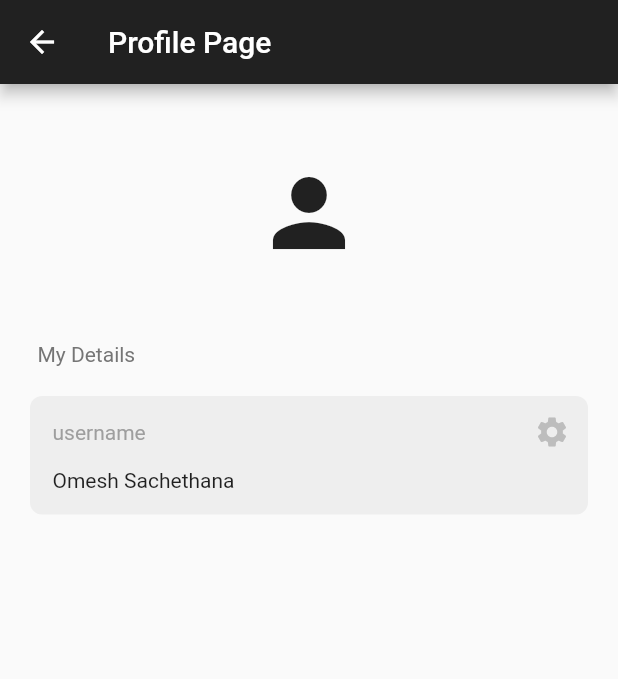
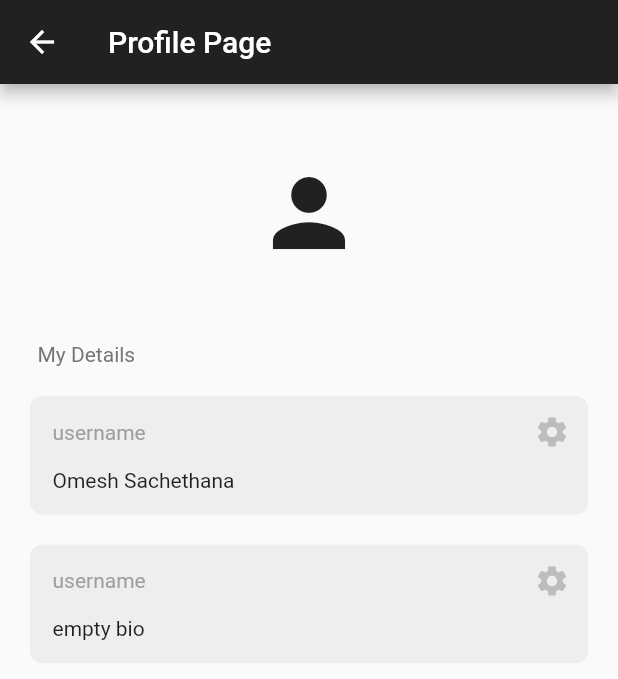
Before and after one commit to OmeshSachethana/UEE_Project, a Flutter app: the ProfilePage screen opened directly, on a phone screen of 412 x 824 dp. Shown: the top 679 px of the screen. Run offline on Flutter 3.47's test engine with Material 2 defaults, Android fonts, the phone set to English and light mode, and no system bars; our stand-ins replace firebase_auth, firebase_core, google_sign_in; accounts and stored records are empty.

Commit message:
added text boxes

```diff
--- a/lib/components/text_box.dart
+++ b/lib/components/text_box.dart
@@ -3,11 +3,13 @@ import 'package:flutter/material.dart';
 class MyTextBox extends StatelessWidget {
   final String text;
   final String sectionName;
+  final void Function()? onPressed;
 
   const MyTextBox({
     super.key,
     required this.text,
     required this.sectionName,
+    required this.onPressed,
   });
 
   @override
--- a/lib/pages/profile_page.dart
+++ b/lib/pages/profile_page.dart
@@ -11,6 +11,9 @@ class ProfilePage extends StatefulWidget {
 
 class _ProfilePageState extends State<ProfilePage> {
   final currentUser = FirebaseAuth.instance.currentUser!;
+
+  //edit field
+  Future<void> editField(String field) async {}
 
   @override
   Widget build(BuildContext context) {
@@ -36,9 +39,18 @@ class _ProfilePageState extends State<ProfilePage> {
           ),
 
           //username
-          const MyTextBox(text: 'Omesh Sachethana', sectionName: 'username')
+          MyTextBox(
+            text: 'Omesh Sachethana',
+            sectionName: 'username',
+            onPressed: () => editField('username'),
+          ),
 
           //bio
+          MyTextBox(
+            text: 'empty bio',
+            sectionName: 'username',
+            onPressed: () => editField('username'),
+          ),
 
           //user posts
         ],
```
